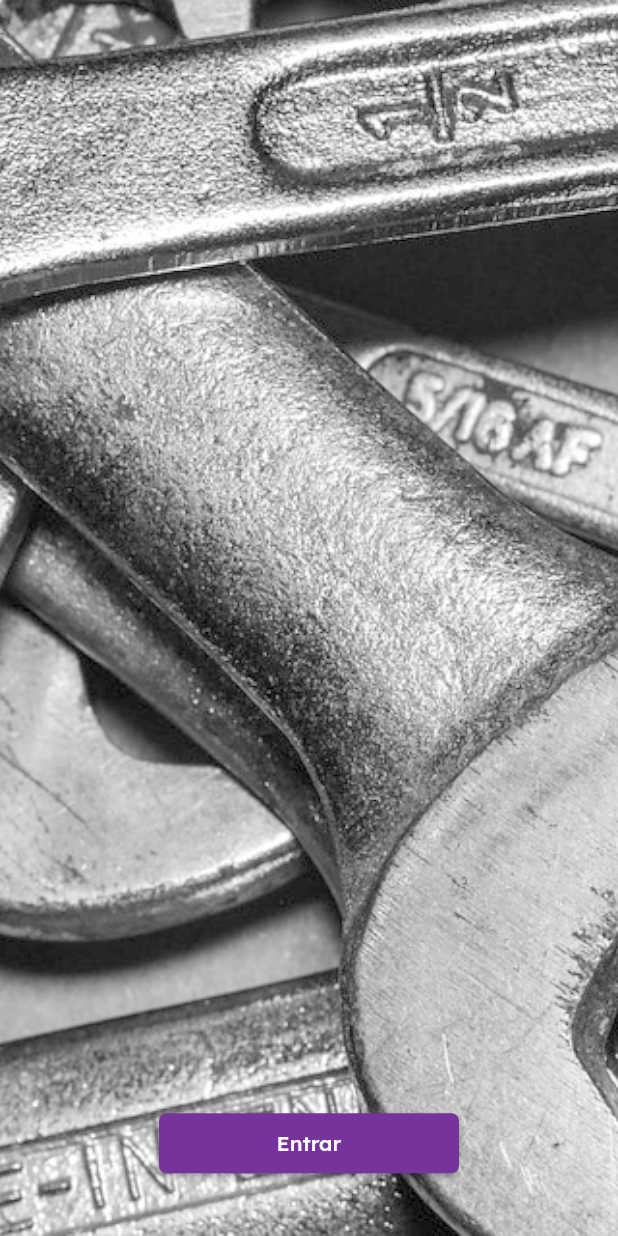
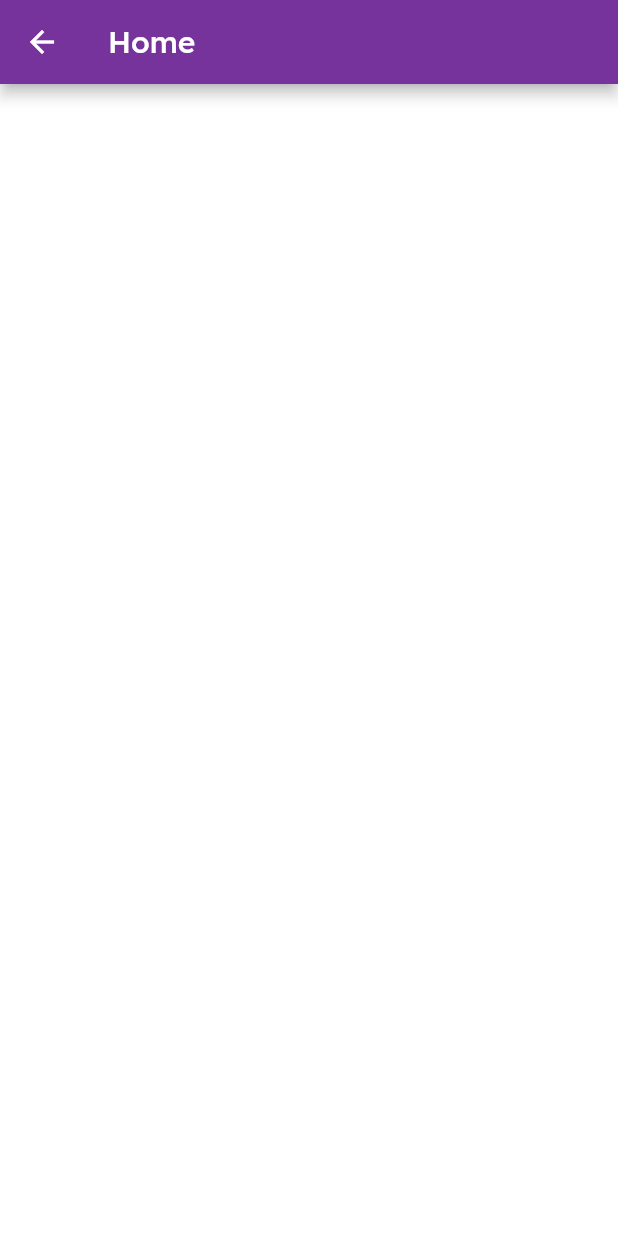
Before and after one commit to MarioMoraes/propagou, a Flutter app: the screen it shows after launch, after a tap on "Entrar", on a phone screen of 412 x 824 dp. Run offline on Flutter 3.47's test engine with Material 2 defaults, Android fonts, the phone set to English and light mode, and no system bars; our stand-ins replace flutter_modular.

Commit message:
Create Home Page

```diff
--- a/lib/app/app_module.dart
+++ b/lib/app/app_module.dart
@@ -1,4 +1,5 @@
 import 'package:flutter_modular/flutter_modular.dart';
+import 'package:propagou/app/modules/home/home_module.dart';
 
 import 'modules/login/login_module.dart';
 
@@ -9,5 +10,6 @@ class AppModule extends Module {
   @override
   List<ModularRoute> get routes => [
         ModuleRoute('/', module: LoginModule()),
+        ModuleRoute('/home', module: HomeModule()),
       ];
 }
--- /dev/null
+++ b/lib/app/modules/home/home_page.dart
@@ -0,0 +1,15 @@
+import 'package:flutter/material.dart';
+
+class HomePage extends StatelessWidget {
+  const HomePage({Key? key}) : super(key: key);
+
+  @override
+  Widget build(BuildContext context) {
+    return Scaffold(
+      appBar: AppBar(
+        title: const Text('Home'),
+      ),
+      body: Container(),
+    );
+  }
+}
--- a/lib/app/modules/login/login_page.dart
+++ b/lib/app/modules/login/login_page.dart
@@ -1,4 +1,5 @@
 import 'package:flutter/material.dart';
+import 'package:flutter_modular/flutter_modular.dart';
 
 class LoginPage extends StatelessWidget {
   const LoginPage({Key? key}) : super(key: key);
@@ -29,7 +30,9 @@ class LoginPage extends StatelessWidget {
                 height: 40,
                 width: 200,
                 child: ElevatedButton(
-                  onPressed: () {},
+                  onPressed: () {
+                    Modular.to.pushNamed('/home');
+                  },
                   child: const Text('Entrar'),
                 ),
               ),
```
Also changed, not shown: lib/app/modules/home/home_module.dart (added, +12 -0 lines).
